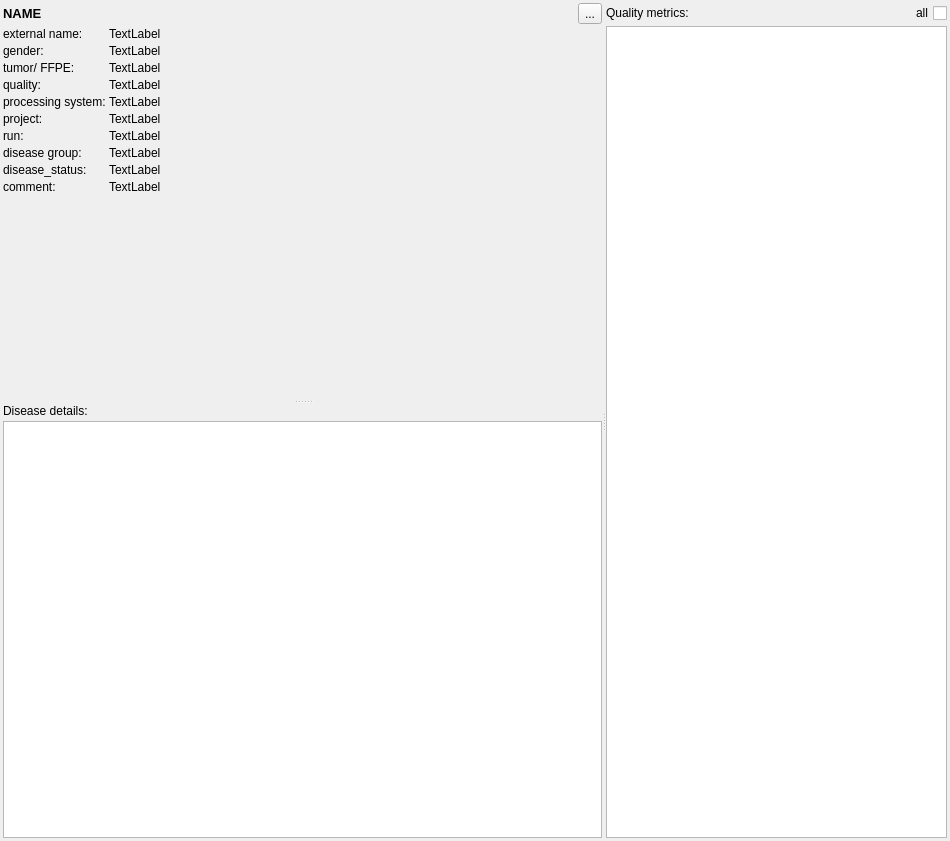
Before: the Qt Designer form src/GSvar/ProcessedSampleWidget.ui in imgag/ngs-bits, drawn with Qt 5.
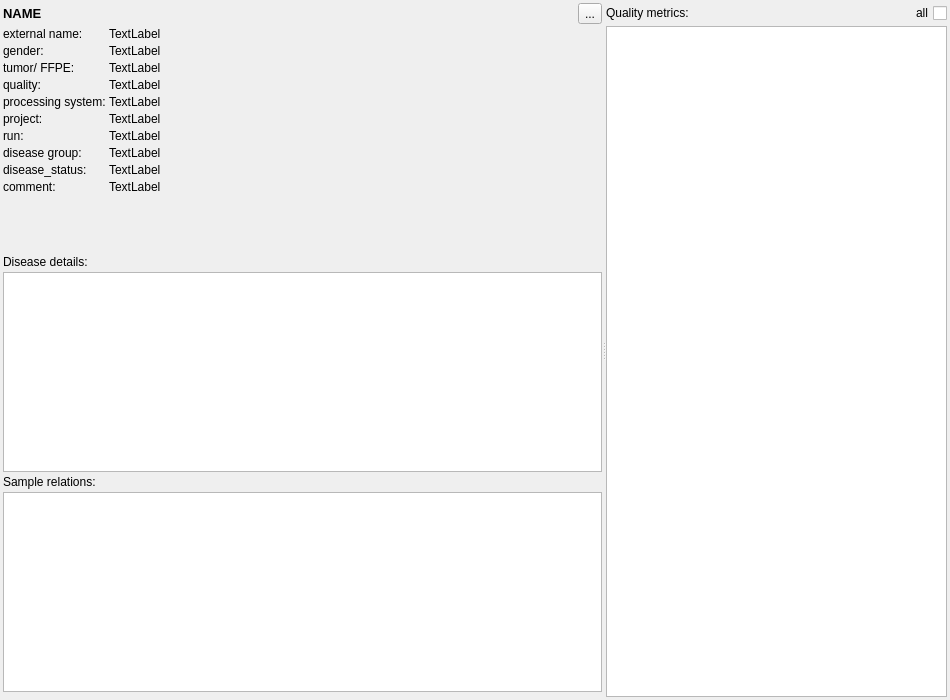
After: the same form once the commit is applied. Icons and pictures are not drawn. Custom widgets are drawn as their Qt base class.

Commit message: GSvar: added sample relations to processed sample dialog; Using sample relations to suggest father/mother in trio analysis dialog;

Diff of the .ui file:
```diff
--- a/src/GSvar/ProcessedSampleWidget.ui
+++ b/src/GSvar/ProcessedSampleWidget.ui
@@ -7,19 +7,19 @@
     <x>0</x>
     <y>0</y>
     <width>950</width>
-    <height>841</height>
+    <height>700</height>
    </rect>
   </property>
   <property name="minimumSize">
    <size>
     <width>950</width>
-    <height>800</height>
+    <height>700</height>
    </size>
   </property>
   <property name="windowTitle">
    <string>Form</string>
   </property>
-  <layout class="QVBoxLayout" name="verticalLayout_3">
+  <layout class="QVBoxLayout" name="verticalLayout_5">
    <property name="spacing">
     <number>3</number>
    </property>
@@ -36,18 +36,22 @@
     <number>3</number>
    </property>
    <item>
-    <widget class="QSplitter" name="splitter_2">
-     <property name="frameShape">
-      <enum>QFrame::NoFrame</enum>
-     </property>
-     <property name="orientation">
-      <enum>Qt::Horizontal</enum>
-     </property>
      <widget class="QSplitter" name="splitter">
       <property name="orientation">
-       <enum>Qt::Vertical</enum>
-      </property>
-      <widget class="QWidget" name="layoutWidget">
+      <enum>Qt::Horizontal</enum>
+     </property>
+     <property name="childrenCollapsible">
+      <bool>false</bool>
+     </property>
+     <widget class="QWidget" name="">
+      <layout class="QVBoxLayout" name="verticalLayout_4">
+       <property name="spacing">
+        <number>3</number>
+       </property>
+       <property name="bottomMargin">
+        <number>5</number>
+       </property>
+       <item>
        <layout class="QFormLayout" name="formLayout">
         <property name="horizontalSpacing">
          <number>3</number>
@@ -231,8 +235,21 @@
          </layout>
         </item>
        </layout>
-      </widget>
-      <widget class="QWidget" name="layoutWidget1">
+       </item>
+       <item>
+        <spacer name="verticalSpacer_2">
+         <property name="orientation">
+          <enum>Qt::Vertical</enum>
+         </property>
+         <property name="sizeHint" stdset="0">
+          <size>
+           <width>20</width>
+           <height>40</height>
+          </size>
+         </property>
+        </spacer>
+       </item>
+       <item>
        <layout class="QVBoxLayout" name="verticalLayout">
         <property name="spacing">
          <number>3</number>
@@ -246,16 +263,65 @@
         </item>
         <item>
          <widget class="DBTableWidget" name="disease_details">
+           <property name="sizePolicy">
+            <sizepolicy hsizetype="Expanding" vsizetype="Preferred">
+             <horstretch>0</horstretch>
+             <verstretch>0</verstretch>
+            </sizepolicy>
+           </property>
           <property name="minimumSize">
            <size>
             <width>450</width>
-            <height>0</height>
-           </size>
-          </property>
+             <height>200</height>
+            </size>
+           </property>
+           <property name="maximumSize">
+            <size>
+             <width>16777215</width>
+             <height>200</height>
+            </size>
+           </property>
          </widget>
         </item>
        </layout>
-      </widget>
+       </item>
+       <item>
+        <layout class="QVBoxLayout" name="verticalLayout_3">
+         <property name="spacing">
+          <number>3</number>
+         </property>
+         <item>
+          <widget class="QLabel" name="label_13">
+           <property name="text">
+            <string>Sample relations:</string>
+           </property>
+          </widget>
+         </item>
+         <item>
+          <widget class="DBTableWidget" name="sample_relations">
+           <property name="sizePolicy">
+            <sizepolicy hsizetype="Expanding" vsizetype="Preferred">
+             <horstretch>0</horstretch>
+             <verstretch>0</verstretch>
+            </sizepolicy>
+           </property>
+           <property name="minimumSize">
+            <size>
+             <width>450</width>
+             <height>200</height>
+            </size>
+           </property>
+           <property name="maximumSize">
+            <size>
+             <width>16777215</width>
+             <height>200</height>
+            </size>
+           </property>
+          </widget>
+         </item>
+        </layout>
+       </item>
+      </layout>
      </widget>
      <widget class="QWidget" name="layoutWidget2">
       <layout class="QVBoxLayout" name="verticalLayout_2">
```
Left out of the diff: 6 changed lines with no effect on the pictures. Lines whose indentation alone changed are shown as unchanged. The commit also changes 15 other files.
